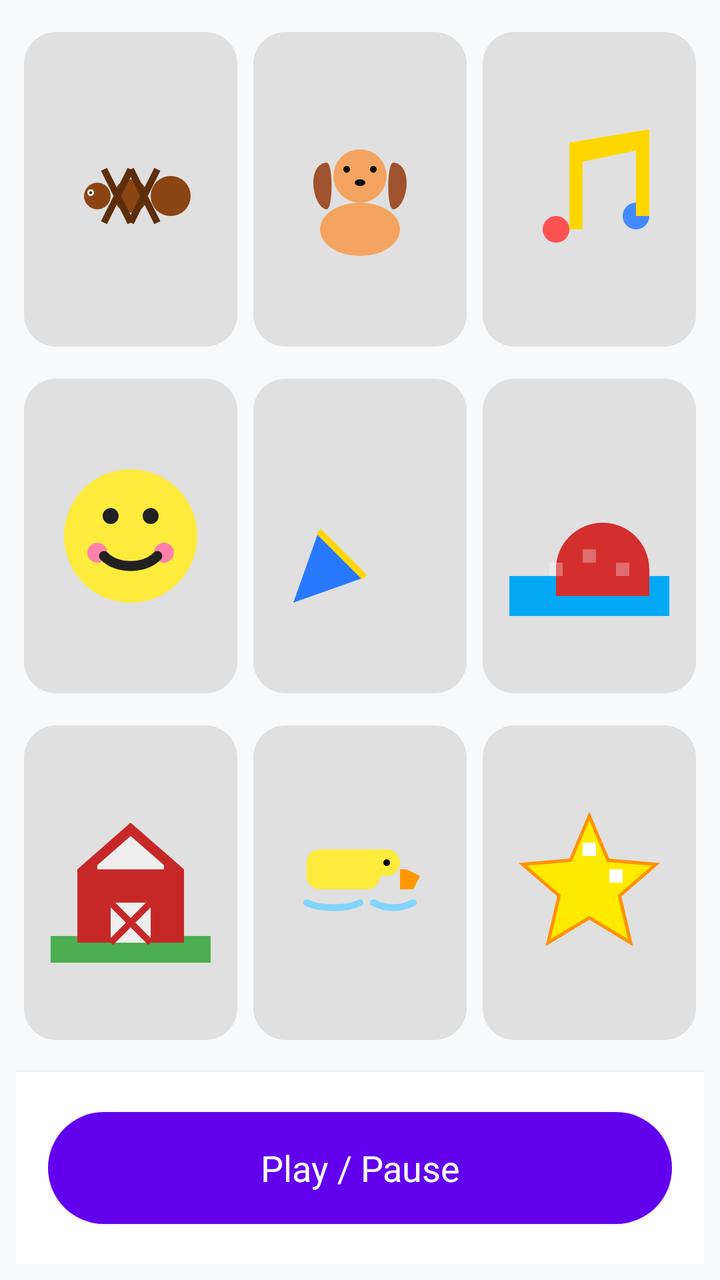
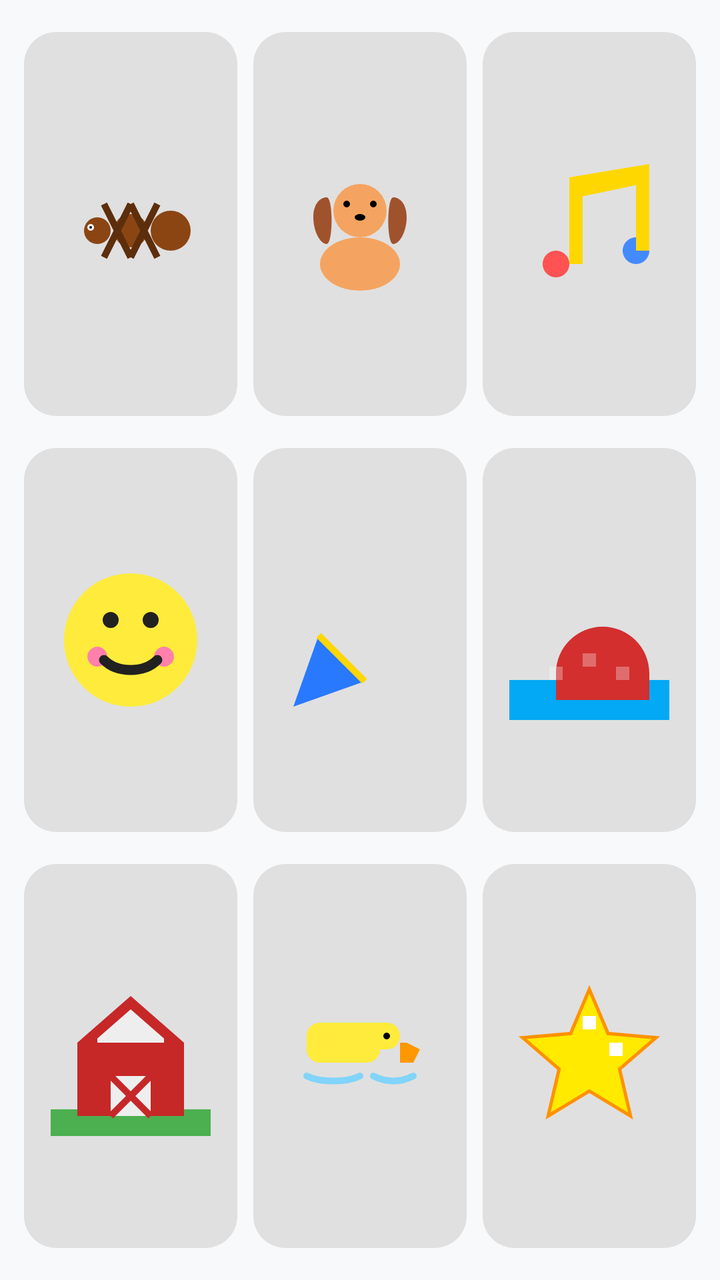

Two renders of the same Android screen: before a commit and after it. Below are the layout's source before the change and the commit's diff.
<!-- AndroidManifest.xml: application theme Theme.MusicPlayerForKids -->
<!-- res/layout/activity_main.xml -->
<?xml version="1.0" encoding="utf-8"?>
<LinearLayout
    xmlns:android="http://schemas.android.com/apk/res/android"
    xmlns:app="http://schemas.android.com/apk/res-auto"
    android:orientation="vertical"
    android:layout_width="match_parent"
    android:layout_height="match_parent"
    android:padding="8dp"
    android:background="#F8F9FA">

    <GridLayout
        android:id="@+id/grid"
        android:layout_width="match_parent"
        android:layout_height="0dp"
        android:layout_weight="1"
        android:columnCount="3"
        android:rowCount="3"
        android:useDefaultMargins="true">

        <com.google.android.material.button.MaterialButton
            android:id="@+id/btn1"
            app:icon="@drawable/ic_ant"
            android:layout_width="0dp"
            android:layout_height="0dp"
            android:layout_columnWeight="1"
            android:layout_rowWeight="1"
            style="@style/SoundButton"/>

        <com.google.android.material.button.MaterialButton
            android:id="@+id/btn2"
            app:icon="@drawable/ic_dog"
            android:layout_width="0dp"
            android:layout_height="0dp"
            android:layout_columnWeight="1"
            android:layout_rowWeight="1"
            style="@style/SoundButton"/>

        <com.google.android.material.button.MaterialButton
            android:id="@+id/btn3"
            app:icon="@drawable/ic_music"
            android:layout_width="0dp"
            android:layout_height="0dp"
            android:layout_columnWeight="1"
            android:layout_rowWeight="1"
            style="@style/SoundButton"/>

        <com.google.android.material.button.MaterialButton
            android:id="@+id/btn4"
            app:icon="@drawable/ic_happy"
            android:layout_width="0dp"
            android:layout_height="0dp"
            android:layout_columnWeight="1"
            android:layout_rowWeight="1"
            style="@style/SoundButton"/>

        <com.google.android.material.button.MaterialButton
            android:id="@+id/btn5"
            app:icon="@drawable/ic_party"
            android:layout_width="0dp"
            android:layout_height="0dp"
            android:layout_columnWeight="1"
            android:layout_rowWeight="1"
            style="@style/SoundButton"/>

        <com.google.android.material.button.MaterialButton
            android:id="@+id/btn6"
            app:icon="@drawable/ic_bridge"
            android:layout_width="0dp"
            android:layout_height="0dp"
            android:layout_columnWeight="1"
            android:layout_rowWeight="1"
            style="@style/SoundButton"/>

        <com.google.android.material.button.MaterialButton
            android:id="@+id/btn7"
            app:icon="@drawable/ic_barn"
            android:layout_width="0dp"
            android:layout_height="0dp"
            android:layout_columnWeight="1"
            android:layout_rowWeight="1"
            style="@style/SoundButton"/>

        <com.google.android.material.button.MaterialButton
            android:id="@+id/btn8"
            app:icon="@drawable/ic_duck"
            android:layout_width="0dp"
            android:layout_height="0dp"
            android:layout_columnWeight="1"
            android:layout_rowWeight="1"
            style="@style/SoundButton"/>

        <com.google.android.material.button.MaterialButton
            android:id="@+id/btn9"
            app:icon="@drawable/ic_star"
            android:layout_width="0dp"
            android:layout_height="0dp"
            android:layout_columnWeight="1"
            android:layout_rowWeight="1"
            style="@style/SoundButton"/>

    </GridLayout>

    <LinearLayout
        android:layout_width="match_parent"
        android:layout_height="wrap_content"
        android:orientation="vertical"
        android:padding="16dp"
        android:layout_marginTop="8dp"
        android:background="#FFFFFF"
        android:elevation="4dp">

        <com.google.android.material.button.MaterialButton
            android:id="@+id/pauseButton"
            android:layout_width="match_parent"
            android:layout_height="64dp"
            android:text="@string/play_pause"
            android:textSize="18sp"
            style="@style/Widget.Material3.Button"/>
    </LinearLayout>

</LinearLayout>
<!-- resources referenced by this layout -->
<resources>
  <!-- drawable ic_barn (drawable) -->
  <vector xmlns:android="http://schemas.android.com/apk/res/android"
      android:width="24dp"
      android:height="24dp"
      android:viewportWidth="24"
      android:viewportHeight="24">
      
      <path
          android:fillColor="#4CAF50"
          android:pathData="M0,20h24v4h-24z"/>
      
      <path
          android:fillColor="#C62828"
          android:pathData="M4,21h16v-11l-8,-7l-8,7v11z"/>
      
      <path
          android:fillColor="#EEEEEE"
          android:pathData="M9,21v-6h6v6h-6zM12,5l5,4.38v0.62h-10v-0.62z"/>
      
      <path
          android:strokeColor="#C62828"
          android:strokeWidth="1"
          android:pathData="M9,15l6,6M15,15l-6,6"/>
  </vector>
  <!-- drawable ic_bridge (drawable) -->
  <vector xmlns:android="http://schemas.android.com/apk/res/android"
      android:width="24dp"
      android:height="24dp"
      android:viewportWidth="24"
      android:viewportHeight="24">
      
      <path
          android:fillColor="#03A9F4"
          android:pathData="M0,18h24v6h-24z"/>
      
      <path
          android:fillColor="#D32F2F"
          android:pathData="M3,21h18v-4c0,-3.87 -3.13,-7 -7,-7s-7,3.13 -7,7v4z"/>
      
      <path
          android:fillColor="#FFFFFF"
          android:fillAlpha="0.3"
          android:pathData="M6,16h2v2h-2zM11,14h2v2h-2zM16,16h2v2h-2z"/>
  </vector>
  <!-- drawable ic_music (drawable) -->
  <vector xmlns:android="http://schemas.android.com/apk/res/android"
      android:width="24dp"
      android:height="24dp"
      android:viewportWidth="24"
      android:viewportHeight="24">
      <path
          android:fillColor="#FF5252"
          android:pathData="M9,18c0,1.1 -0.9,2 -2,2s-2,-0.9 -2,-2 0.9,-2 2,-2 2,0.9 2,2z"/>
      <path
          android:fillColor="#448AFF"
          android:pathData="M21,16c0,1.1 -0.9,2 -2,2s-2,-0.9 -2,-2 0.9,-2 2,-2 2,0.9 2,2z"/>
      <path
          android:fillColor="#FFD700"
          android:pathData="M9,18V5l12,-2v13h-2V6.18L11,7.85V18z"/>
  </vector>
  <string name="play_pause">Play / Pause</string>
  <style name="SoundButton" parent="Widget.Material3.Button.TonalButton">
          <item name="shapeAppearanceOverlay">@style/ShapeAppearance.LessRounded</item>
          <item name="backgroundTint">@color/light_gray</item>
          <item name="android:padding">0dp</item>
          <item name="iconSize">80dp</item>
          <item name="iconGravity">textStart</item>
          <item name="iconPadding">0dp</item>
          <item name="iconTint">@null</item>
      </style>
  <style name="Theme.MusicPlayerForKids" parent="Theme.MaterialComponents.DayNight.DarkActionBar">
          <item name="colorPrimary">@color/purple_500</item>
          <item name="colorPrimaryVariant">@color/purple_700</item>
          <item name="colorOnPrimary">@color/white</item>
          <item name="colorSecondary">@color/teal_200</item>
          <item name="colorSecondaryVariant">@color/teal_700</item>
          <item name="colorOnSecondary">@color/black</item>
          <item name="android:statusBarColor">?attr/colorPrimaryVariant</item>
      </style>
  <style name="ShapeAppearance.LessRounded" parent="">
          <item name="cornerFamily">rounded</item>
          <item name="cornerSize">16dp</item>
      </style>
  <color name="light_gray">#FFE0E0E0</color>
  <color name="purple_500">#FF6200EE</color>
  <color name="purple_700">#FF3700B3</color>
  <color name="white">#FFFFFFFF</color>
  <color name="teal_200">#FF03DAC5</color>
  <color name="teal_700">#FF018786</color>
  <color name="black">#FF000000</color>
  <!-- unchanged entries left out for length: 6 -->
</resources>

<!-- the commit's change to res/layout/activity_main.xml (unified diff, before → after) -->
@@ -11,8 +11,7 @@
     <GridLayout
         android:id="@+id/grid"
         android:layout_width="match_parent"
-        android:layout_height="0dp"
-        android:layout_weight="1"
+        android:layout_height="match_parent"
         android:columnCount="3"
         android:rowCount="3"
         android:useDefaultMargins="true">
@@ -100,22 +99,4 @@
 
     </GridLayout>
 
-    <LinearLayout
-        android:layout_width="match_parent"
-        android:layout_height="wrap_content"
-        android:orientation="vertical"
-        android:padding="16dp"
-        android:layout_marginTop="8dp"
-        android:background="#FFFFFF"
-        android:elevation="4dp">
-
-        <com.google.android.material.button.MaterialButton
-            android:id="@+id/pauseButton"
-            android:layout_width="match_parent"
-            android:layout_height="64dp"
-            android:text="@string/play_pause"
-            android:textSize="18sp"
-            style="@style/Widget.Material3.Button"/>
-    </LinearLayout>
-
 </LinearLayout>
<!-- resource entries referenced after the edit -->
@@ -60,7 +60,6 @@
           android:fillColor="#FFD700"
           android:pathData="M9,18V5l12,-2v13h-2V6.18L11,7.85V18z"/>
   </vector>
-  <string name="play_pause">Play / Pause</string>
   <style name="SoundButton" parent="Widget.Material3.Button.TonalButton">
           <item name="shapeAppearanceOverlay">@style/ShapeAppearance.LessRounded</item>
           <item name="backgroundTint">@color/light_gray</item>
